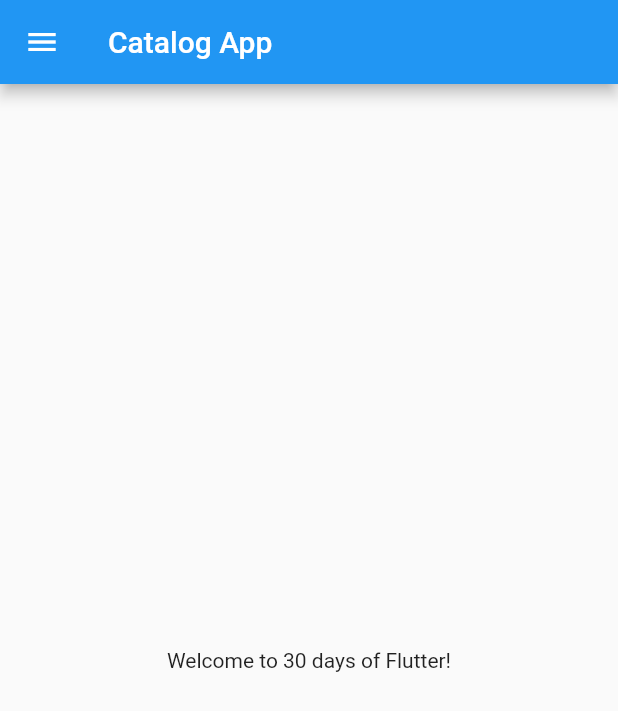
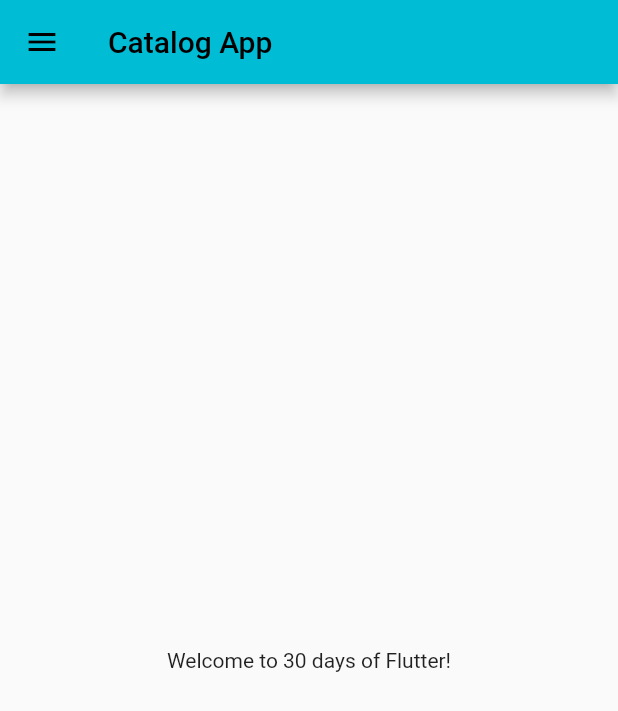
Before and after one commit to Nilesh-Das/flutter-catalog, a Flutter app: the screen it shows after launch, on a phone screen of 412 x 824 dp. Shown: the top 711 px of the screen. Run offline on Flutter 3.47's test engine with Material 2 defaults, Android fonts, the phone set to English and light mode, and no system bars.

Commit message:
routes & theme

```diff
--- a/lib/main.dart
+++ b/lib/main.dart
@@ -1,6 +1,6 @@
 import 'package:flutter/material.dart';
-import 'package:flutter_catalog/home_page.dart';
-import 'home_page.dart';
+import 'pages/home_page.dart';
+import 'pages/login_page.dart';
 
 void main() {
   runApp(MyApp());
@@ -10,7 +10,17 @@ class MyApp extends StatelessWidget {
   @override
   Widget build(BuildContext context) {
     return MaterialApp(
-      home: HomePage(),
+      themeMode: ThemeMode.light,
+      theme: ThemeData(primarySwatch: Colors.cyan),
+      darkTheme: ThemeData(
+        brightness: Brightness.dark,
+      ),
+      initialRoute: "/home",
+      routes: {
+        "/": (context) => LoginPage(),
+        "/home": (context) => HomePage(),
+        "/login": (context) => LoginPage(),
+      },
     );
   }
 }
--- a/lib/home_page.dart
+++ b/lib/pages/home_page.dart
@@ -11,9 +11,7 @@ class HomePage extends StatelessWidget {
         title: Text("Catalog App"),
       ),
       body: Center(
-        child: Container(
-          child: Text("Welcome to $days days of $name!"),
-        ),
+        child: Text("Welcome to $days days of $name!"),
       ),
       drawer: Drawer(),
     );
```
Also changed, not shown: lib/pages/login_page.dart (added, +19 -0 lines).
